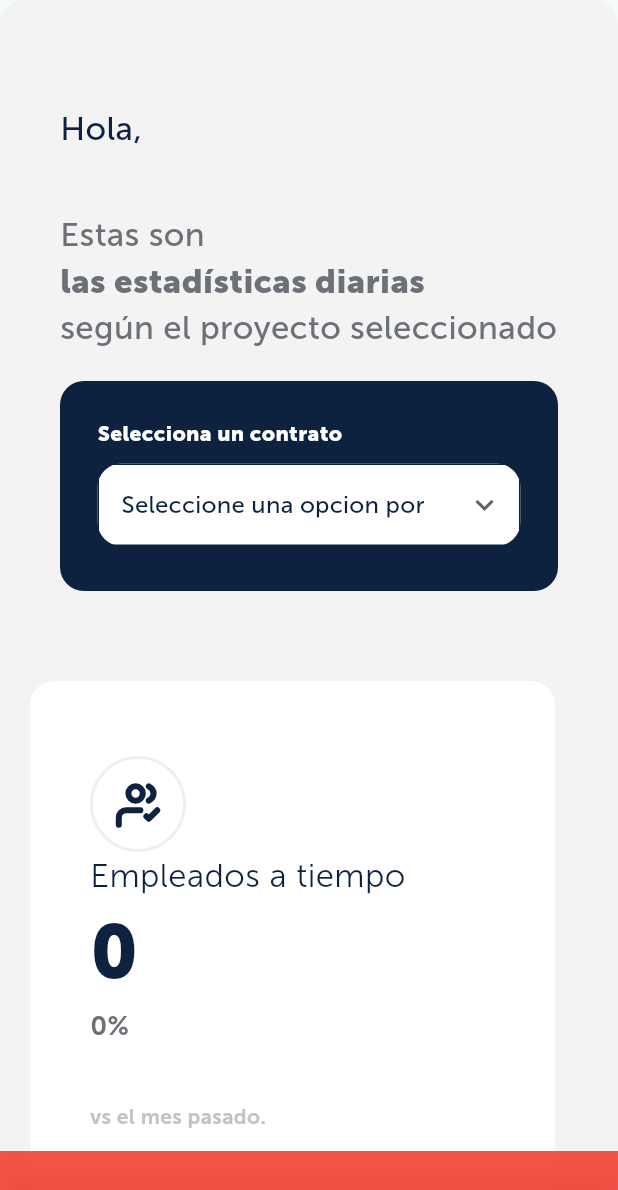
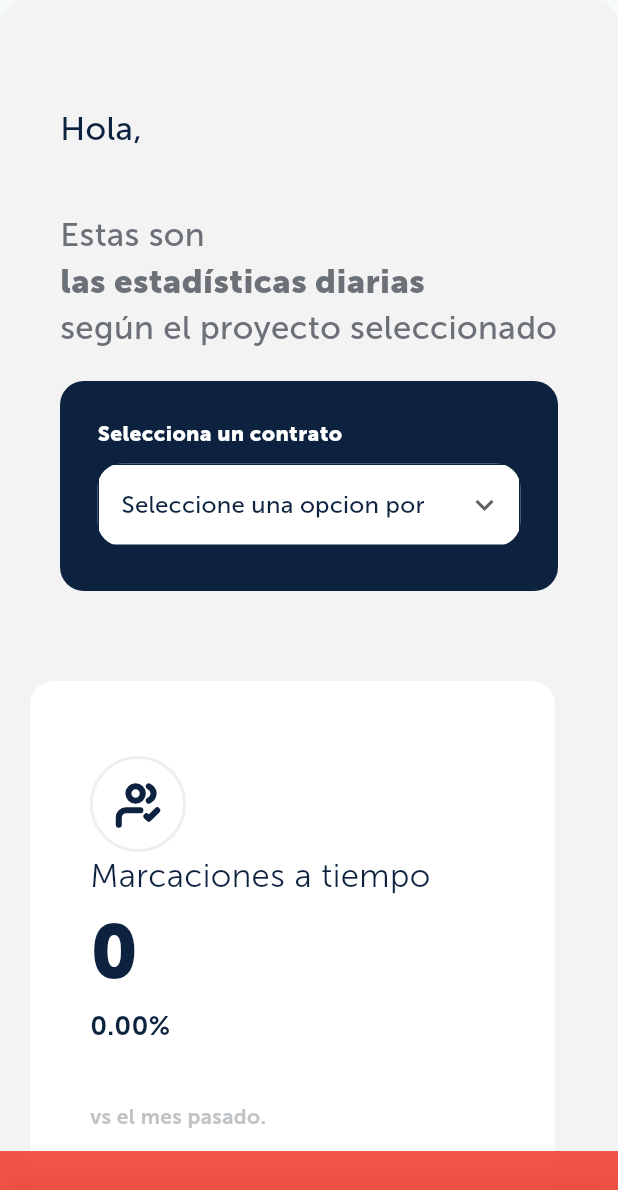
Before and after one commit to Rey9530/fe_cel, a Flutter app: the BodyDashboardWidget widget shown alone on an empty page, opened directly, on a phone screen of 412 x 824 dp. Shown: the top 1190 px of the screen. Run offline on Flutter 3.47's test engine with Material 3 defaults, Android fonts, the phone set to English and light mode, and no system bars; our stand-ins replace dio, fl_chart, fluro, flutter_svg, lottie, mask_text_input_formatter and 1 more; missing offline and left inert: dart:html; accounts and stored records are empty; network calls fail.

Commit message:
FEAT: UI && Dashboar

```diff
--- a/lib/src/modules/contract/model/making.model.dart
+++ b/lib/src/modules/contract/model/making.model.dart
@@ -21,16 +21,6 @@ class MakingCtrResponse {
         status: json["status"],
         message: json["message"],
       );
-
-  Map<String, dynamic> toJson() => {
-        "data": List<dynamic>.from(
-          data.map(
-            (x) => x.toJson(),
-          ),
-        ),
-        "status": status,
-        "message": message,
-      };
 }
 
 class MakingItem {
@@ -41,8 +31,11 @@ class MakingItem {
   final String entrada;
   final String salida;
   final String fecha;
+  final String sede;
   final String tiempoExtra;
   final String tiempoTrabajado;
+  final bool salidaTemprana;
+  final bool entradaTardia;
 
   MakingItem({
     required this.nombres,
@@ -52,13 +45,17 @@ class MakingItem {
     required this.entrada,
     required this.salida,
     required this.fecha,
+    required this.sede,
     required this.tiempoExtra,
     required this.tiempoTrabajado,
+    required this.salidaTemprana,
+    required this.entradaTardia,
   });
 
   factory MakingItem.fromJson(Map<String, dynamic> json) => MakingItem(
         nombres: json["nombres"],
         apellidos: json["apellidos"],
+        sede: json["sede"],
         codigo: json["codigo"],
         id: json["id"],
         entrada: json["entrada"] != null
@@ -76,16 +73,7 @@ class MakingItem {
         fecha: json["fecha"] != null
             ? DateFormat("dd/MM/y").format(DateTime.parse(json["fecha"]))
             : "",
+        salidaTemprana: json["salida_temprana"] ?? false,
+        entradaTardia: json["entrada_tardia"] ?? false,
       );
-
-  Map<String, dynamic> toJson() => {
-        "nombres": nombres,
-        "apellidos": apellidos,
-        "codigo": codigo,
-        "id": id,
-        "entrada": entrada,
-        "salida": salida,
-        "tiempo_extra": tiempoExtra,
-        "tiempo_trabajado": tiempoTrabajado,
-      };
 }
--- a/lib/src/modules/contract/view/employes_contracts_view.dart
+++ b/lib/src/modules/contract/view/employes_contracts_view.dart
@@ -45,7 +45,7 @@ class EmployeesBodyWidget extends StatelessWidget {
         children: [
           BreadCrumbsWidget(
             title:
-                'Contratos / ${provider.contract?.ctrName ?? ''} / Empleados',
+                'Contratos / ${(provider.contract!.ctrName.length > 35 ? "${provider.contract!.ctrName.substring(0, 35)}..." : provider.contract?.ctrName) ?? ''} / Marcaciones',
           ),
           const SizedBox(height: 50),
           Padding(
--- a/lib/src/modules/contract/view/makings_contracts_view.dart
+++ b/lib/src/modules/contract/view/makings_contracts_view.dart
@@ -44,7 +44,7 @@ class MakingsBodyWidget extends StatelessWidget {
         children: [
           BreadCrumbsWidget(
             title:
-                'Contratos / ${provider.contract?.ctrName ?? ''} / Marcaciones',
+                'Contratos / ${(provider.contract!.ctrName.length > 35 ? "${provider.contract!.ctrName.substring(0, 35)}..." : provider.contract?.ctrName) ?? ''} / Marcaciones',
           ),
           const SizedBox(height: 50),
           Padding(
@@ -59,7 +59,7 @@ class MakingsBodyWidget extends StatelessWidget {
           const Padding(
             padding: EdgeInsets.symmetric(horizontal: 40),
             child: Text(
-              "Has una búsqueda de los empleados que han marcado.",
+              "Has uso de los filtros para tener busquedas mas exactas.",
               style: TextStyle(
                 fontWeight: FontWeight.w400,
                 fontSize: 18,
@@ -113,6 +113,12 @@ class CustomTableWidget extends StatelessWidget {
                 child: _titleText('Empleado'),
               ),
               Container(
+                width: 50,
+                padding: EdgeInsets.symmetric(vertical: 20),
+                alignment: Alignment.center,
+                child: _titleText('Fecha'),
+              ),
+              Container(
                 padding: EdgeInsets.symmetric(vertical: 20),
                 alignment: Alignment.center,
                 child: _titleText('Entrada'),
@@ -125,7 +131,7 @@ class CustomTableWidget extends StatelessWidget {
               Container(
                 padding: EdgeInsets.symmetric(vertical: 20),
                 alignment: Alignment.center,
-                child: _titleText('Fecha'),
+                child: _titleText('Sede'),
               ),
             ],
           ),
@@ -143,19 +149,25 @@ class CustomTableWidget extends StatelessWidget {
                   child: _contentText('${item.nombres} ${item.apellidos}'),
                 ),
                 Container(
+                width: 50,
                   padding: EdgeInsets.symmetric(vertical: 5),
                   alignment: Alignment.center,
-                  child: _contentText(item.entrada),
+                  child: _contentText(item.fecha),
                 ),
                 Container(
                   padding: EdgeInsets.symmetric(vertical: 5),
                   alignment: Alignment.center,
-                  child: _contentText(item.salida),
+                  child: _contentText(item.entrada, item.entradaTardia),
                 ),
                 Container(
                   padding: EdgeInsets.symmetric(vertical: 5),
                   alignment: Alignment.center,
-                  child: _contentText(item.fecha),
+                  child: _contentText(item.salida, item.salidaTemprana),
+                ),
+                Container(
+                  padding: EdgeInsets.symmetric(vertical: 5),
+                  alignment: Alignment.center,
+                  child: _contentText(item.sede),
                 ),
               ],
             ),
@@ -173,10 +185,10 @@ class CustomTableWidget extends StatelessWidget {
         ),
       );
 
-  Text _contentText(title) => Text(
+  Text _contentText(title, [isRed = false]) => Text(
         title,
         style: TextStyle(
-          color: primary,
+          color: isRed ? error : primary,
           fontWeight: FontWeight.w300,
         ),
       );
@@ -193,7 +205,7 @@ class FiltersWidget extends StatelessWidget {
     return Row(
       children: [
         Container(
-          margin: const EdgeInsets.symmetric(horizontal: 10 ),
+          margin: const EdgeInsets.symmetric(horizontal: 10),
           width: 200,
           child: TextFormFieldCustomWidget(
             inputFormatters: [
--- a/lib/src/modules/dashboard/view/dashboard_view.dart
+++ b/lib/src/modules/dashboard/view/dashboard_view.dart
@@ -54,18 +54,9 @@ class BodyDashboardWidget extends StatelessWidget {
           child: const Wrap(
             children: [
               CardUserCustomerWidget(),
-              Employees1Widget(
-                title: 'Empleados a tiempo',
-                icon: 'user_check.svg',
-              ),
-              Employees1Widget(
-                title: 'Empleados con retraso',
-                icon: 'user_minus.svg',
-              ),
-              Employees1Widget(
-                title: 'Empleados horas extra',
-                icon: 'alarm.svg',
-              ),
+              EmployeeOntimeWidget(),
+              EmployeeLaetWidget(),
+              EmployeeExtrasHoursWidget(),
             ],
           ),
         ),
@@ -78,6 +69,75 @@ class BodyDashboardWidget extends StatelessWidget {
           ],
         )
       ],
+    );
+  }
+}
+
+class EmployeeOntimeWidget extends StatelessWidget {
+  const EmployeeOntimeWidget({
+    super.key,
+  });
+
+  @override
+  Widget build(BuildContext context) {
+    var provDash = Provider.of<DashboardProvider>(context);
+    return Employees1Widget(
+      title: 'Marcaciones a tiempo',
+      icon: 'user_check.svg',
+      valor1: provDash.time?.onTime.toString() ?? '0',
+      valor2: '',//provDash.time?.total.toString() ?? '0',
+      valor3:double.parse( provDash.time?.onTime != null && provDash.time?.total != null
+          ? ((provDash.time!.onTime / provDash.time!.total) * 100).toString()
+          : '0').toStringAsFixed(2),
+      color: (provDash.time?.onTime.toString() ?? '0') == '0' ? primary : success,
+    );
+  }
+}
+
+class EmployeeLaetWidget extends StatelessWidget {
+  const EmployeeLaetWidget({
+    super.key,
+  });
+
+  @override
+  Widget build(BuildContext context) {
+    var provDash = Provider.of<DashboardProvider>(context);
+    return Employees1Widget(
+      title: 'Marcaciones con retraso',
+      icon: 'user_minus.svg',
+      valor1: provDash.time?.inLate.toString() ?? '0',
+      valor2: '',//provDash.time?.total.toString() ?? '0',
+      valor3:double.parse( provDash.time?.inLate != null && provDash.time?.total != null
+          ? ((provDash.time!.inLate / provDash.time!.total) * 100).toString()
+          : '0').toStringAsFixed(2),
+      color: (provDash.time?.inLate.toString() ?? '0') == '0' ? primary : error,
+    );
+  }
+}
+
+class EmployeeExtrasHoursWidget extends StatelessWidget {
+  const EmployeeExtrasHoursWidget({
+    super.key,
+  });
+
+  @override
+  Widget build(BuildContext context) {
+    var provDash = Provider.of<DashboardProvider>(context);
+    return Employees1Widget(
+      title: 'Empleados horas extra',
+      icon: 'alarm.svg',
+      valor1: provDash.extraHours?.extraHours.toString() ?? '0',
+      valor2: provDash.extraHours?.extraHoursC.toString() ?? '0',
+      valor3: provDash.extraHours?.extraHours != null &&
+              provDash.extraHours?.extraHoursC != null
+          ? ((provDash.extraHours!.extraHours /
+                      provDash.extraHours!.extraHoursC) *
+                  100)
+              .toString()
+          : '0',
+      color: (provDash.extraHours?.extraHoursC.toString() ?? '0') == '0'
+          ? primary
+          : success,
     );
   }
 }
@@ -160,10 +220,17 @@ class Employees1Widget extends StatelessWidget {
     super.key,
     required this.title,
     required this.icon,
+    this.valor1 = "0",
+    this.valor2 = "",
+    this.valor3 = "",
+    this.color = primary,
   });
   final String title;
   final String icon;
-
+  final Color color;
+  final String valor1;
+  final String valor2;
+  final String valor3;
   @override
   Widget build(BuildContext context) {
     return Container(
@@ -188,19 +255,37 @@ class Employees1Widget extends StatelessWidget {
               color: getTheme(context).primary,
             ),
           ),
+          Row(
+            mainAxisAlignment: MainAxisAlignment.start,
+            crossAxisAlignment: CrossAxisAlignment.end,
+            children: [
               Text(
-            "0",
+                valor1,
                 style: TextStyle(
                   fontSize: 50,
                   fontWeight: FontWeight.bold,
                   color: getTheme(context).primary,
                 ),
               ),
-          const Text(
-            "0%",
+              if (valor2.isNotEmpty)
+                Padding(
+                  padding: const EdgeInsets.only(bottom: 10),
+                  child: Text(
+                    "/ de $valor2",
+                    style: TextStyle(
+                      fontSize: 20,
+                      fontWeight: FontWeight.w600,
+                      color: getTheme(context).secondary.withOpacity(0.8),
+                    ),
+                  ),
+                ),
+            ],
+          ),
+          Text(
+            "$valor3%",
             style: TextStyle(
               fontWeight: FontWeight.w600,
-              color: secondary80,
+              color: color,
               fontSize: 18,
             ),
           ),
--- a/lib/src/modules/dashboard/view/models/chart_mode.dart
+++ b/lib/src/modules/dashboard/view/models/chart_mode.dart
@@ -19,10 +19,13 @@ class ChartResponse {
 class DataRespon {
   final List<ContrationChart> genders;
   final List<ContrationChart> contrations;
-
+  final ExtraHours extraHours;
+  final TimeChart time;
   DataRespon({
     required this.genders,
     required this.contrations,
+    required this.extraHours,
+    required this.time,
   });
 
   factory DataRespon.fromJson(Map<String, dynamic> json) => DataRespon(
@@ -30,6 +33,8 @@ class DataRespon {
             json["genders"].map((x) => ContrationChart.fromJson(x))),
         contrations: List<ContrationChart>.from(
             json["contrations"].map((x) => ContrationChart.fromJson(x))),
+        extraHours: ExtraHours.fromJson(json["extraHours"]),
+        time: TimeChart.fromJson(json["time"]),
       );
 }
 
@@ -48,3 +53,42 @@ class ContrationChart {
         cantidad: double.tryParse(json["cantidad"].toString()) ?? 0.00,
       );
 }
+
+class ExtraHours {
+  int extraHours;
+  int extraHoursC;
+
+  ExtraHours({
+    required this.extraHours,
+    required this.extraHoursC,
+  });
+
+  factory ExtraHours.fromJson(Map<String, dynamic> json) => ExtraHours(
+        extraHours: json["extraHours"],
+        extraHoursC: json["extraHoursC"],
+      );
+}
+
+class TimeChart {
+  int inLate;
+  int onTime;
+  int total;
+
+  TimeChart({
+    required this.inLate,
+    required this.onTime,
+    required this.total,
+  });
+
+  factory TimeChart.fromJson(Map<String, dynamic> json) => TimeChart(
+        inLate: json["inLate"],
+        onTime: json["onTime"],
+        total: json["total"],
+      );
+
+  Map<String, dynamic> toJson() => {
+        "inLate": inLate,
+        "onTime": onTime,
+        "total": total,
+      };
+}
--- a/lib/src/modules/dashboard/view/widgets/bar_graph_widget.dart
+++ b/lib/src/modules/dashboard/view/widgets/bar_graph_widget.dart
@@ -1,6 +1,8 @@
 import 'package:fl_chart/fl_chart.dart';
 import 'package:flutter/material.dart';
 import 'package:marcacion_admin/src/common/const/const.dart';
+import 'package:marcacion_admin/src/modules/dashboard/viewmodel/dashboard_provider.dart';
+import 'package:provider/provider.dart';
 
 class LineChartAsisten extends StatefulWidget {
   const LineChartAsisten({super.key});
@@ -14,6 +16,7 @@ class _LineChartAsistenState extends State<LineChartAsisten> {
 
   @override
   Widget build(BuildContext context) {
+    var provDash = Provider.of<DashboardProvider>(context);
     return Column(
       children: [
         Row(
@@ -32,7 +35,7 @@ class _LineChartAsistenState extends State<LineChartAsisten> {
               crossAxisAlignment: CrossAxisAlignment.end,
               children: [
                 const Text(
-                  "90% ",
+                  "0% ",
                   style: TextStyle(
                     color: colortext,
                     fontWeight: FontWeight.w700,
@@ -49,7 +52,7 @@ class _LineChartAsistenState extends State<LineChartAsisten> {
                     borderRadius: BorderRadius.circular(22),
                   ),
                   child: const Text(
-                    " +5.2% ",
+                    " 0% ",
                     style: TextStyle(
                       color: success,
                       fontSize: 18,
@@ -92,7 +95,7 @@ class _LineChartAsistenState extends State<LineChartAsisten> {
               top: 24,
               bottom: 12,
             ),
-            child: LineChart(mainData()),
+            child: LineChart(mainData(provDash)),
           ),
         ),
       ],
@@ -199,7 +202,7 @@ class _LineChartAsistenState extends State<LineChartAsisten> {
     return Text(text, style: style, textAlign: TextAlign.left);
   }
 
-  LineChartData mainData() {
+  LineChartData mainData(provDash) {
     return LineChartData(
       gridData: FlGridData(
         show: true,
@@ -254,16 +257,21 @@ class _LineChartAsistenState extends State<LineChartAsisten> {
       maxY: 10,
       lineBarsData: [
         LineChartBarData(
-          spots: const [
-            FlSpot(0, 3),
-            FlSpot(2, 2),
-            FlSpot(3, 8),
-            FlSpot(4, 7),
-            FlSpot(5, 6),
-            FlSpot(6.8, 3.1),
-            FlSpot(8, 4),
-            FlSpot(9.5, 3),
-            FlSpot(11, 4),
+          spots: [
+            FlSpot(
+                1,
+                double.parse(double.parse(provDash.time?.onTime != null &&
+                        provDash.time?.total != null
+                    ? ((provDash.time!.onTime / provDash.time!.total) * 10)
+                        .toString()
+                    : '0').toStringAsFixed(3))),
+            // FlSpot(0, 0),
+            // FlSpot(0, 0),
+            // FlSpot(0, 0),
+            // FlSpot(0, 0),
+            // FlSpot(0, 0),
+            // FlSpot(0, 0),
+            // FlSpot(0, 0),
           ],
           isStepLineChart: false,
           isCurved: false,
--- a/lib/src/modules/dashboard/view/widgets/chat_status_widget.dart
+++ b/lib/src/modules/dashboard/view/widgets/chat_status_widget.dart
@@ -41,7 +41,7 @@ class _ListaTipesWidget extends StatelessWidget {
   Widget build(BuildContext context) {
     var provDash = Provider.of<DashboardProvider>(context);
     return Padding(
-      padding: EdgeInsets.only(top: 20),
+      padding: const EdgeInsets.only(top: 20),
       child: Column(
         children: [
           ...provDash.contrationsChart.map(
--- a/lib/src/modules/dashboard/viewmodel/dashboard_provider.dart
+++ b/lib/src/modules/dashboard/viewmodel/dashboard_provider.dart
@@ -8,6 +8,8 @@ class DashboardProvider extends ChangeNotifier {
   double totalGender = 0;
   List<ContrationChart> contrationsChart = [];
   double totalContration = 0;
+  ExtraHours? extraHours;
+  TimeChart? time;
 
   Future getChartsData(id) async {
     if (id == '0' || id == 0) return;
@@ -20,6 +22,8 @@ class DashboardProvider extends ChangeNotifier {
       var resp = await DioConnection.get_('/charts/get/$id');
       var code = ChartResponse.fromJson(resp);
       gendersChart = code.data.genders;
+      extraHours = code.data.extraHours;
+      time = code.data.time;
       for (var element in gendersChart) {
         totalGender = totalGender + element.cantidad;
       }
```
Lines whose indentation alone changed are shown as unchanged.
